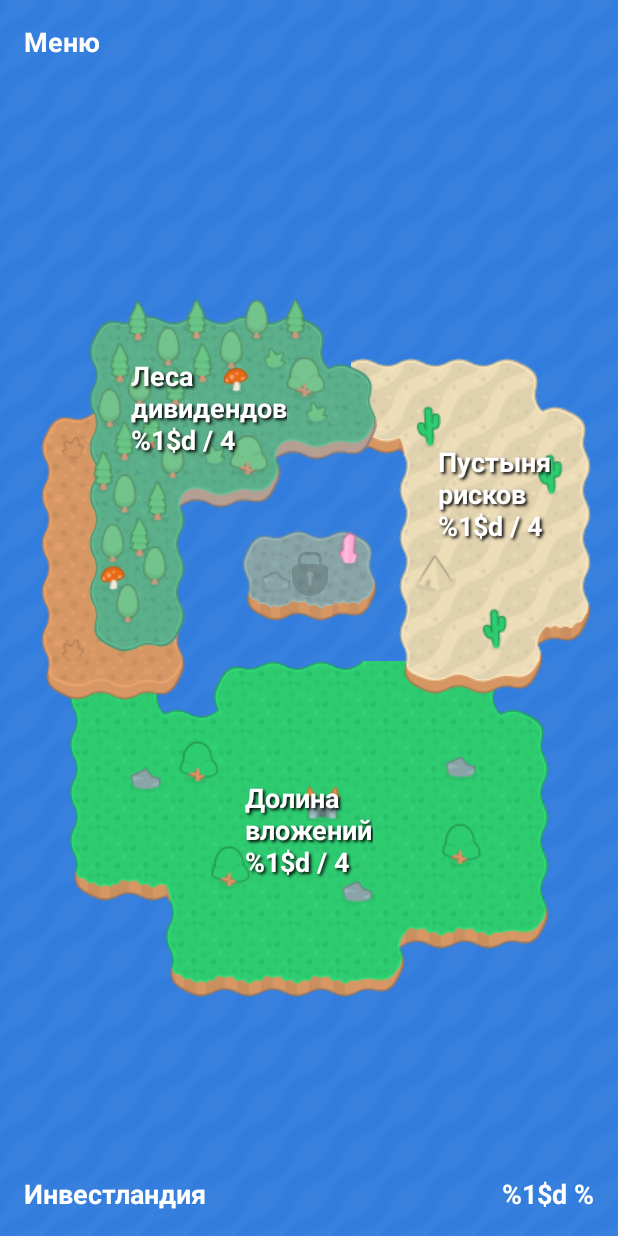
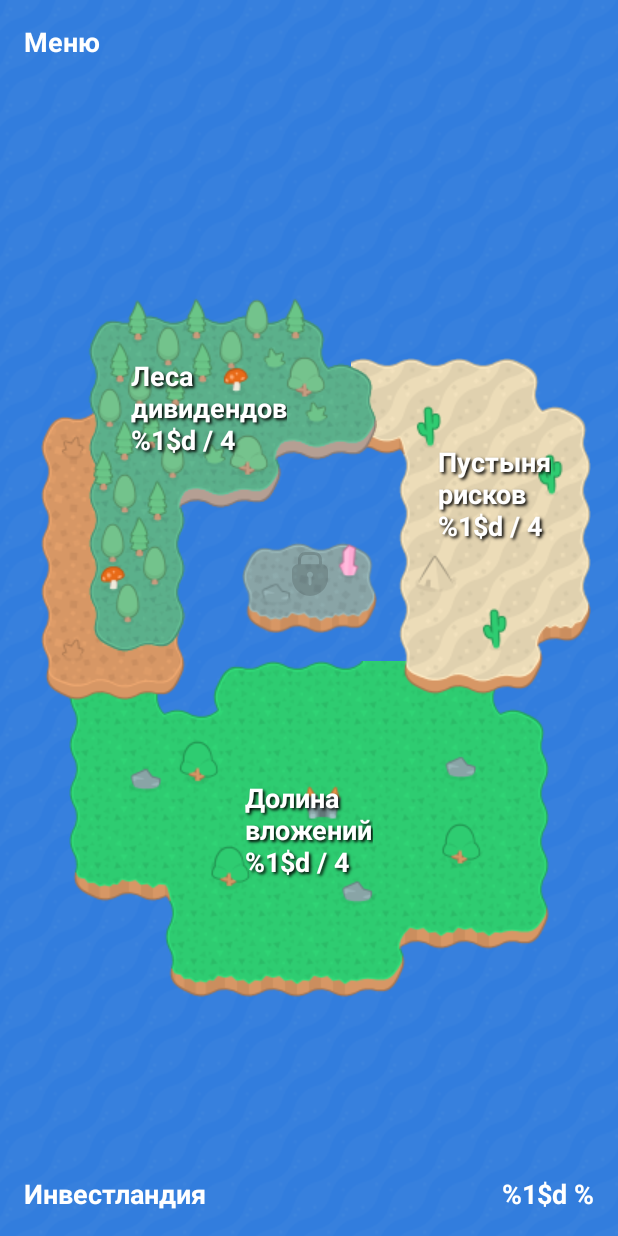
Before and after one commit to exxKx/Hackatoners, an Android app: the screen it shows after launch (MapLevelActivity), after a tap on an icon or button, on a phone screen of 412 x 824 dp. Run offline under Robolectric (Android 15) with nearby library versions, the phone set to English and light mode, and no system bars.

Commit message:
Add island floating animation

```diff
--- a/app/build.gradle
+++ b/app/build.gradle
@@ -33,9 +33,13 @@ android {
 
 dependencies {
     implementation 'androidx.core:core-ktx:1.3.2'
+
     implementation 'androidx.appcompat:appcompat:1.3.1'
     implementation 'com.google.android.material:material:1.4.0'
     implementation 'androidx.constraintlayout:constraintlayout:2.1.0'
 
-    implementation 'org.jetbrains.kotlinx:kotlinx-coroutines-android:1.3.9'
+    implementation "androidx.activity:activity-ktx:1.2.0"
+    implementation "androidx.fragment:fragment-ktx:1.3.3"
+    implementation "org.jetbrains.kotlinx:kotlinx-coroutines-core:1.5.0"
+    implementation 'org.jetbrains.kotlinx:kotlinx-coroutines-android:1.5.0'
 }
--- a/app/src/main/java/com/mobile/hackatoners/maplevel/fragment/ChooseRegionFragment.kt
+++ b/app/src/main/java/com/mobile/hackatoners/maplevel/fragment/ChooseRegionFragment.kt
@@ -10,8 +10,11 @@ import com.mobile.hackatoners.utils.DataHolder
 import android.graphics.drawable.BitmapDrawable
 import android.graphics.BitmapFactory
 import android.graphics.Shader
+import android.view.animation.AnimationUtils
 import androidx.annotation.StringRes
 import androidx.core.view.isVisible
+import androidx.lifecycle.lifecycleScope
+import kotlinx.coroutines.delay
 
 class ChooseRegionFragment : Fragment(R.layout.fragment_choose_region) {
 
@@ -36,6 +39,24 @@ class ChooseRegionFragment : Fragment(R.layout.fragment_choose_region) {
         }
 
         lock.isVisible = !dataHolder.isRealWorldUnlocked
+
+        viewLifecycleOwner.lifecycleScope.launchWhenStarted {
+            regionLeft.startAnimation(
+                AnimationUtils.loadAnimation(requireContext(), R.anim.float_animation)
+            )
+            delay(300)
+            regionRight.startAnimation(
+                AnimationUtils.loadAnimation(requireContext(), R.anim.float_animation)
+            )
+            delay(300)
+            regionMiddle.startAnimation(
+                AnimationUtils.loadAnimation(requireContext(), R.anim.float_animation)
+            )
+            delay(300)
+            regionLow.startAnimation(
+                AnimationUtils.loadAnimation(requireContext(), R.anim.float_animation)
+            )
+        }
 
         regionLeft.setOnClickListener {
             openDetailScreen(Region.LEFT)
--- /dev/null
+++ b/app/src/main/res/anim/float_animation.xml
@@ -0,0 +1,15 @@
+<?xml version="1.0" encoding="utf-8"?>
+<set xmlns:android="http://schemas.android.com/apk/res/android"
+    android:fillEnabled="true"
+    android:fillAfter="true" >
+
+    <translate
+        android:interpolator="@android:anim/linear_interpolator"
+        android:fromYDelta="0%p"
+        android:toYDelta="1%p"
+        android:duration="2000"
+        android:startOffset="0"
+        android:repeatCount="infinite"
+        android:repeatMode="reverse" />
+
+</set>
```
